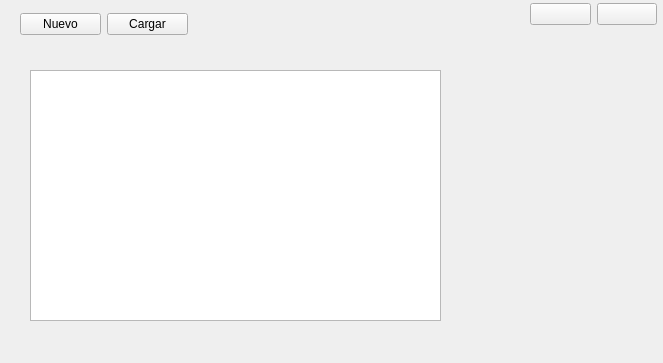
The window that src/Perfiles/perfiles.ui (CodibaGabrielGarciaMarguez/TimbreAutomatizado) describes before a commit, drawn with Qt 5.
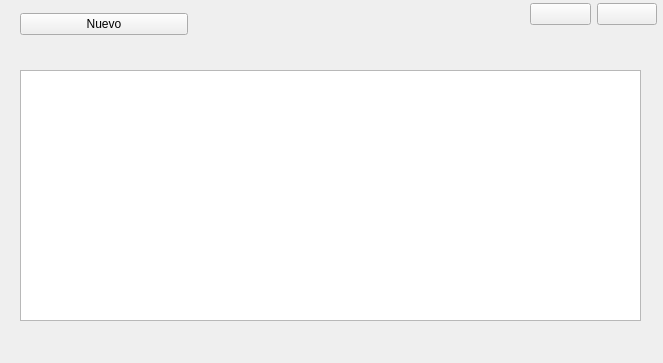
The same window after the commit.

Patch:
```diff
--- a/src/Perfiles/perfiles.ui
+++ b/src/Perfiles/perfiles.ui
@@ -56,21 +56,14 @@
       </property>
      </widget>
     </item>
-    <item>
-     <widget class="QPushButton" name="cargarBtn">
-      <property name="text">
-       <string>Cargar</string>
-      </property>
-     </widget>
-    </item>
    </layout>
   </widget>
   <widget class="QTableWidget" name="tablaW">
    <property name="geometry">
     <rect>
-     <x>30</x>
+     <x>20</x>
      <y>70</y>
-     <width>411</width>
+     <width>621</width>
      <height>251</height>
     </rect>
    </property>
```
